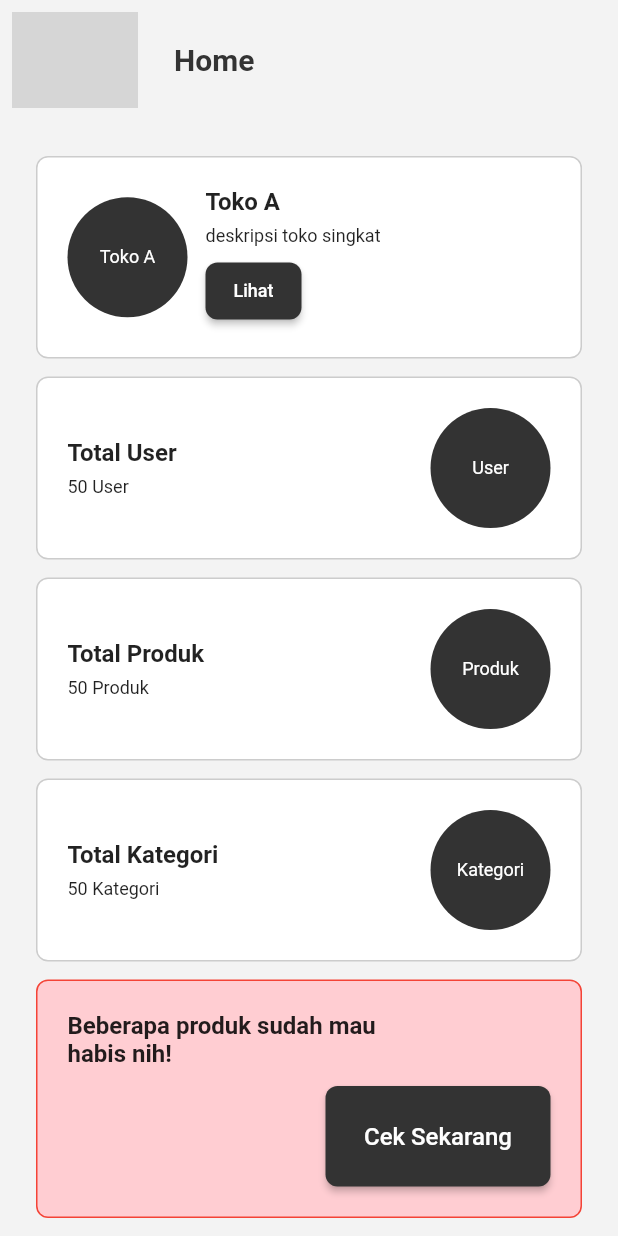
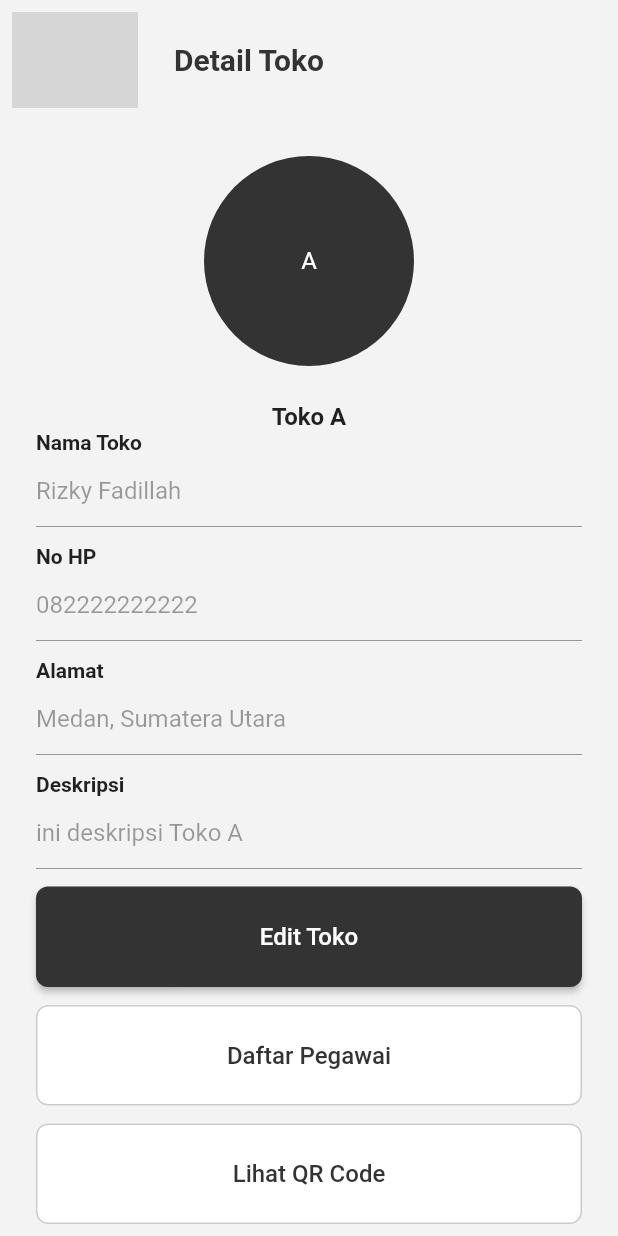
Before and after one commit to fadillahrizki/anonymous-flutter, a Flutter app: the screen it shows after launch, after a tap on "Lihat", on a phone screen of 412 x 824 dp. Run offline on Flutter 3.47's test engine with Material 2 defaults, Android fonts, the phone set to English and light mode, and no system bars; our stand-ins replace flutter_svg, fluttertoast, qr_flutter; grey boxes are pictures that could not be loaded.

Commit message:
add detai store and qr store

```diff
--- a/lib/main.dart
+++ b/lib/main.dart
@@ -9,6 +9,8 @@ import 'package:anonymous/screens/auth/login.dart';
 import 'package:anonymous/screens/auth/register.dart';
 import 'package:anonymous/screens/profile.dart';
 import 'package:anonymous/screens/store/create_store.dart';
+import 'package:anonymous/screens/store/detail_store.dart';
+import 'package:anonymous/screens/store/qr_store.dart';
 import 'package:flutter/material.dart';
 import 'package:provider/provider.dart';
 
@@ -36,6 +38,8 @@ class MainApp extends StatelessWidget {
         '/otp': (context) => const Otp(),
         '/profile': (context) => const Profile(),
         '/store/create': (context) => const CreateStore(),
+        '/store/detail': (context) => const DetailStore(),
+        '/store/qr': (context) => const QrStore(),
       },
     );
   }
--- a/lib/screens/Home.dart
+++ b/lib/screens/Home.dart
@@ -62,7 +62,10 @@ class Home extends StatelessWidget {
                         ),
                         const SizedBox(height: 6),
                         CustomButton(
-                          onPressed: () {},
+                          onPressed: () {
+                            Navigator.pushReplacementNamed(
+                                context, '/store/detail');
+                          },
                           label: 'Lihat',
                           size: 'mini',
                         )
--- /dev/null
+++ b/lib/screens/store/detail_store.dart
@@ -0,0 +1,169 @@
+import 'package:anonymous/components/custom_appBar.dart';
+import 'package:anonymous/components/custom_button.dart';
+import 'package:anonymous/components/custom_dialog.dart';
+import 'package:anonymous/components/custom_text_field.dart';
+import 'package:anonymous/components/home/new_user.dart';
+import 'package:anonymous/components/statistic_card.dart';
+import 'package:anonymous/constants/custom_color.dart';
+import 'package:flutter/material.dart';
+
+import '../../components/drawer.dart';
+
+class DetailStore extends StatefulWidget {
+  const DetailStore({super.key});
+
+  @override
+  State<DetailStore> createState() => _DetailStoreState();
+}
+
+class _DetailStoreState extends State<DetailStore> {
+  late TextEditingController fullnameController,
+      emailController,
+      addressController,
+      descriptionController,
+      phoneController;
+
+  bool isEditing = false;
+
+  @override
+  void initState() {
+    super.initState();
+    fullnameController = TextEditingController(text: 'Rizky Fadillah');
+    emailController = TextEditingController(text: 'fadillahrizki@gmail.com');
+    phoneController = TextEditingController(text: '082222222222');
+    addressController = TextEditingController(text: 'Medan, Sumatera Utara');
+    descriptionController = TextEditingController(text: 'ini deskripsi Toko A');
+  }
+
+  @override
+  void dispose() {
+    fullnameController.dispose();
+    emailController.dispose();
+    phoneController.dispose();
+    addressController.dispose();
+    descriptionController.dispose();
+    super.dispose();
+  }
+
+  @override
+  Widget build(BuildContext context) {
+    return Scaffold(
+      appBar: const CustomAppBar(title: "Detail Toko"),
+      drawer: const MyDrawer(),
+      backgroundColor: CustomColor().background,
+      body: Container(
+        width: MediaQuery.of(context).size.width,
+        child: Padding(
+          padding: const EdgeInsets.all(24),
+          child: Column(
+            mainAxisAlignment: MainAxisAlignment.spaceBetween,
+            children: [
+              Column(
+                crossAxisAlignment: CrossAxisAlignment.center,
+                children: [
+                  CircleAvatar(
+                    radius: 70,
+                    backgroundColor: CustomColor().primary,
+                    child: Text(
+                      'A',
+                      style:
+                          TextStyle(color: CustomColor().white, fontSize: 16),
+                    ),
+                  ),
+                  const SizedBox(height: 24),
+                  Text(
+                    'Toko A',
+                    style: TextStyle(fontSize: 16, fontWeight: FontWeight.bold),
+                  )
+                ],
+              ),
+              Column(
+                crossAxisAlignment: CrossAxisAlignment.start,
+                children: [
+                  Text(
+                    'Nama Toko',
+                    style: TextStyle(fontSize: 14, fontWeight: FontWeight.bold),
+                  ),
+                  TextField(enabled: isEditing, controller: fullnameController),
+                  SizedBox(height: 12),
+                  Text(
+                    'No HP',
+                    style: TextStyle(fontSize: 14, fontWeight: FontWeight.bold),
+                  ),
+                  TextField(enabled: isEditing, controller: phoneController),
+                  SizedBox(height: 12),
+                  Text(
+                    'Alamat',
+                    style: TextStyle(fontSize: 14, fontWeight: FontWeight.bold),
+                  ),
+                  TextField(enabled: isEditing, controller: addressController),
+                  SizedBox(height: 12),
+                  Text(
+                    'Deskripsi',
+                    style: TextStyle(fontSize: 14, fontWeight: FontWeight.bold),
+                  ),
+                  TextField(
+                      enabled: isEditing, controller: descriptionController),
+                  SizedBox(height: 12),
+                ],
+              ),
+              Column(
+                children: [
+                  CustomButton(
+                    onPressed: () {
+                      setState(() {
+                        if (isEditing) {
+                          showDialog(
+                            context: context,
+                            builder: (_) => CustomDialog(
+                              content: [
+                                CustomTextField(label: "Kode OTP"),
+                                SizedBox(height: 12),
+                                CustomButton(
+                                  onPressed: () {
+                                    isEditing = !isEditing;
+                                    Navigator.pop(context);
+                                  },
+                                  label: "Konfirmasi",
+                                ),
+                                SizedBox(height: 12),
+                                CustomButton(
+                                  onPressed: () {
+                                    Navigator.pop(context);
+                                  },
+                                  label: "Kembali",
+                                  type: "secondary",
+                                ),
+                              ],
+                            ),
+                          );
+                        } else {
+                          isEditing = !isEditing;
+                        }
+                      });
+                    },
+                    label: isEditing ? 'Selesai' : 'Edit Toko',
+                  ),
+                  SizedBox(height: 12),
+                  CustomButton(
+                    onPressed: () {},
+                    label: "Daftar Pegawai",
+                    type: "secondary",
+                  ),
+                  SizedBox(height: 12),
+                  CustomButton(
+                    onPressed: () {
+                      Navigator.pushNamed(context, '/store/qr');
+                    },
+                    label: "Lihat QR Code",
+                    type: "secondary",
+                  ),
+                ],
+              ),
+            ],
+          ),
+        ),
+      ),
+    );
+  }
+}
--- a/pubspec.yaml
+++ b/pubspec.yaml
@@ -1,16 +1,18 @@
 name: anonymous
 description: A new Flutter project.
-publish_to: 'none'
+publish_to: "none"
 version: 0.1.0
 
 environment:
-  sdk: '>=2.19.3 <3.0.0'
+  sdk: ">=2.19.6 <4.0.0"
 
 dependencies:
   flutter:
     sdk: flutter
   flutter_svg: ^2.0.5
+  fluttertoast: ^8.2.2
   provider: ^6.0.5
+  qr_flutter: ^4.1.0
 
 dev_dependencies:
   flutter_lints: ^2.0.0
```
Also changed, not shown: lib/screens/store/qr_store.dart (added, +88 -0 lines), pubspec.lock.
